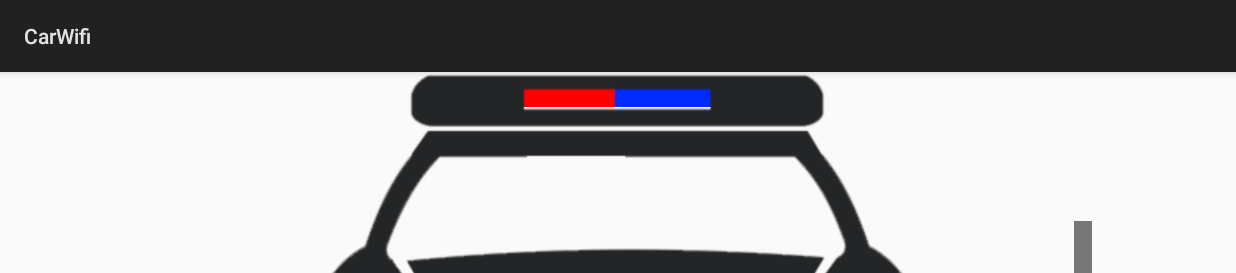
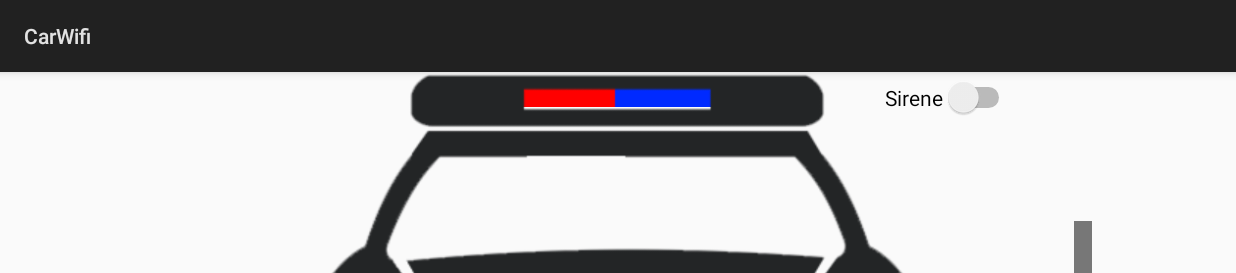
Before and after one commit to edumigsoft/CarWifi, an Android app: the screen it shows after launch (KotlinActivity), on a phone screen of 824 x 412 dp (held sideways). Shown: the top 273 px of the screen. Run offline under Robolectric (Android 15) with nearby library versions, the phone set to English and light mode, and no system bars; libraries missing offline, so code that uses them is left out: android.preference, android.util, com.github.kittinunf.fuel, java.lang, java.util.

Commit message:
Tratamento da interface.

```diff
--- a/app/src/main/res/layout/activity_kotlin.xml
+++ b/app/src/main/res/layout/activity_kotlin.xml
@@ -124,7 +124,6 @@
         android:layout_width="wrap_content"
         android:layout_height="wrap_content"
         android:text="@string/sirene"
-        android:visibility="invisible"
         app:layout_constraintBottom_toBottomOf="parent"
         app:layout_constraintHorizontal_bias="0.8"
         app:layout_constraintLeft_toLeftOf="parent"
@@ -160,7 +159,7 @@
         android:layout_marginLeft="8dp"
         android:layout_marginStart="8dp"
         android:layout_marginTop="8dp"
-        android:max="3"
+        android:max="1"
         android:min="0"
         android:progress="0"
         android:progressDrawable="@drawable/progress_drawable_2"
```
Also changed, not shown: app/src/main/java/com/edumigrafa/carwifi/KotlinActivity.kt (+18 -2 lines).
